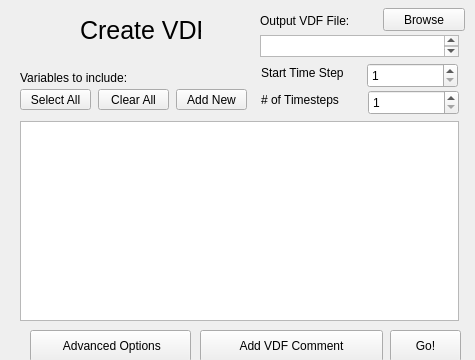
This is apps/fcwizard/ui/Page3.ui in yyr/vapor as Qt 5 draws it before an edit. The edited form follows.
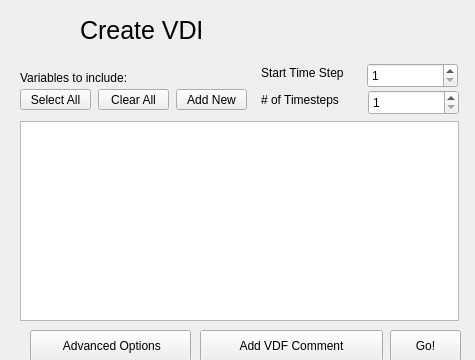
This is the edited form.

Diff of the .ui file:
```diff
--- a/apps/fcwizard/ui/Page3.ui
+++ b/apps/fcwizard/ui/Page3.ui
@@ -113,32 +113,6 @@
     <number>1</number>
    </property>
   </widget>
-  <widget class="QLabel" name="label_14">
-   <property name="geometry">
-    <rect>
-     <x>260</x>
-     <y>13</y>
-     <width>101</width>
-     <height>16</height>
-    </rect>
-   </property>
-   <property name="text">
-    <string>Output VDF File:</string>
-   </property>
-  </widget>
-  <widget class="QPushButton" name="browseOutputVdfFile">
-   <property name="geometry">
-    <rect>
-     <x>383</x>
-     <y>8</y>
-     <width>82</width>
-     <height>23</height>
-    </rect>
-   </property>
-   <property name="text">
-    <string>Browse</string>
-   </property>
-  </widget>
   <widget class="QPushButton" name="goButton">
    <property name="geometry">
     <rect>
@@ -227,23 +201,13 @@
     <string>Add VDF Comment</string>
    </property>
   </widget>
-  <widget class="QTextEdit" name="outputVDFtext">
-   <property name="geometry">
-    <rect>
-     <x>260</x>
-     <y>35</y>
-     <width>199</width>
-     <height>22</height>
-    </rect>
-   </property>
-  </widget>
   <widget class="QLabel" name="createVdfLabel">
    <property name="geometry">
     <rect>
      <x>20</x>
-     <y>10</y>
+     <y>8</y>
      <width>55</width>
-     <height>50</height>
+     <height>58</height>
     </rect>
    </property>
    <property name="text">
```
